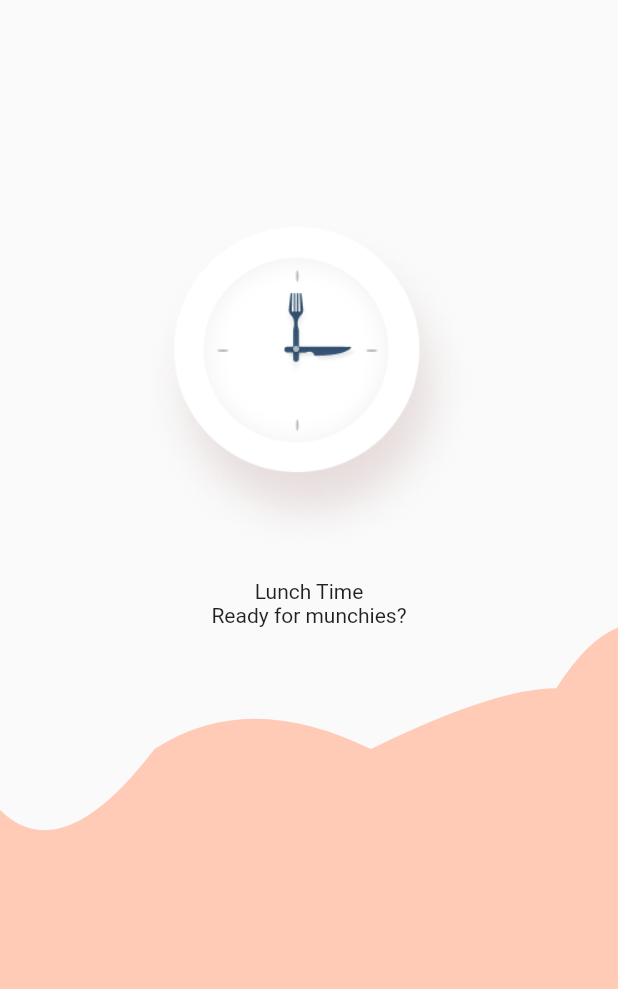
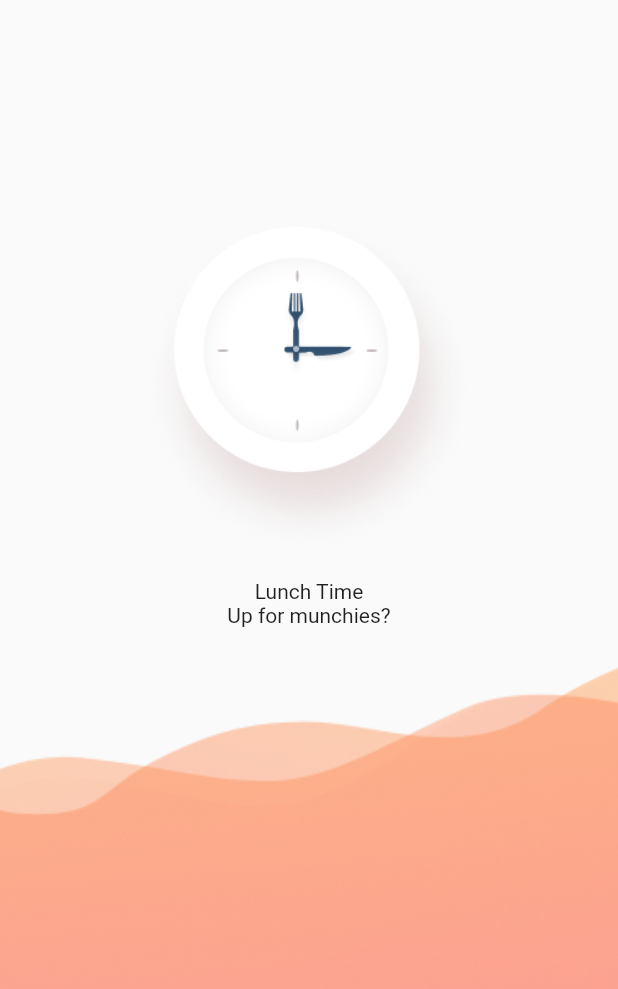
Before and after one commit to HemlockBane/lunch-time, a Flutter app: the screen it shows after launch, on a phone screen of 412 x 824 dp. Shown: the top 989 px of the screen. Run offline on Flutter 3.47's test engine with Material 2 defaults, Android fonts, the phone set to English and light mode, and no system bars.

Commit message:
Add wavy background image

```diff
--- a/lib/src/constants/app_images.dart
+++ b/lib/src/constants/app_images.dart
@@ -1,3 +1,4 @@
 class AppImages{
   static String clock = 'assets/images/clock.png';
+  static String wavyBackground = 'assets/images/wavy_background.png';
 }
--- a/lib/src/screens/login.dart
+++ b/lib/src/screens/login.dart
@@ -31,12 +31,11 @@ class _LoginScreenState extends State<LoginScreen> {
                 ],
               ),
               Text('Lunch Time'),
-              Text('Ready for munchies?'),
+              Text('Up for munchies?'),
               Expanded(
-                child: CustomPaint(
-                  child: Container(
-                  ),
-                  painter: WavePainter(),
+                child: Container(
+                  width: ScreenData.screenWidth,
+                  child: Image.asset(AppImages.wavyBackground, fit: BoxFit.cover,),
                 ),
               )
             ],
```
Also changed, not shown: assets/images/wavy_background.png (added), pubspec.lock.
